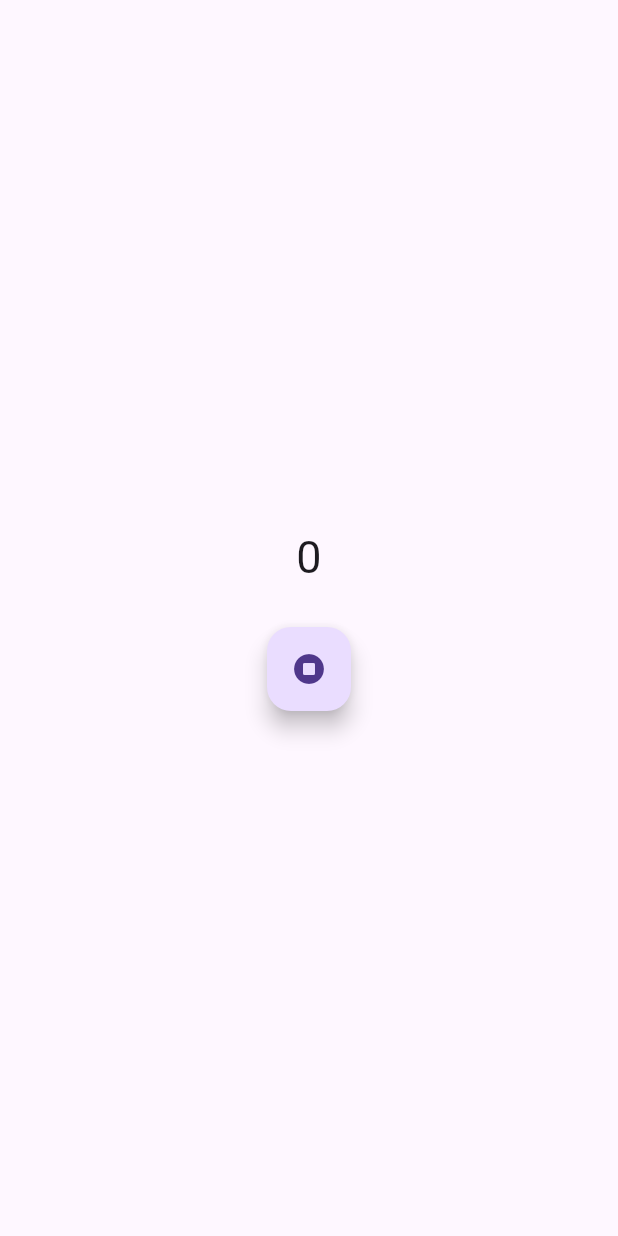
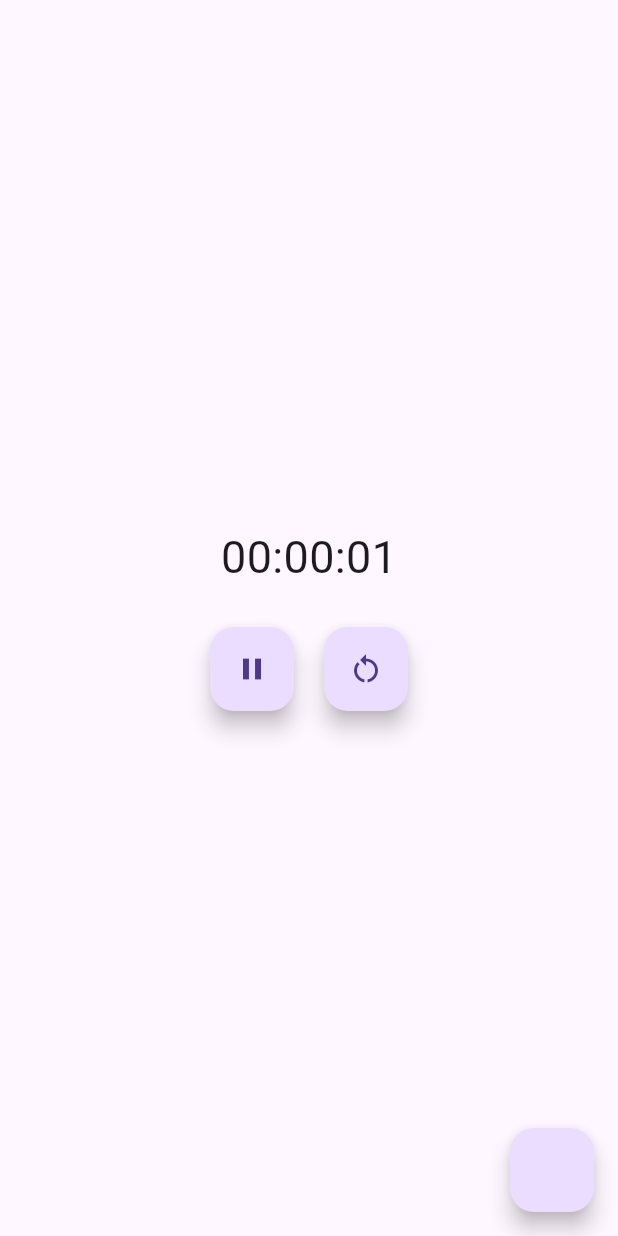
Before and after one commit to FacharaDarshit/bloc_web, a Flutter app: the Timer2View screen opened directly, after a tap on the "stop circle" icon, on a phone screen of 412 x 824 dp. Run offline on Flutter 3.47's test engine with Material 3 defaults, Android fonts, the phone set to English and light mode, and no system bars; our stand-ins replace bloc, equatable, flutter_bloc, sqflite; accounts and stored records are empty.

Commit message:
initial push

```diff
--- a/lib/home_screen.dart
+++ b/lib/home_screen.dart
@@ -85,7 +85,7 @@ class HomeScreen extends StatelessWidget {
                 Navigator.push(
                     context,
                     MaterialPageRoute(
-                      builder: (context) => Timer2Page(),
+                      builder: (context) => Timer2Page( ),
                     ));
               },
               child: Text(
--- a/lib/main.dart
+++ b/lib/main.dart
@@ -11,7 +11,7 @@ void main() {
   },);
   var t=SqlDataBaseBloc(tt: 5);
   t.stream.listen((event) {
-    print(">>>>>>>>>>>$event");
+    // print(">>>>>>>>>>>$event");
   },);
 
 
--- a/lib/timer/ticker.dart
+++ b/lib/timer/ticker.dart
@@ -5,7 +5,6 @@ class Ticker {
         .take(ticks);
   }
   Stream<int> tick_2({required int ticks}) {
-    return Stream.periodic(const Duration(seconds: 1), (x) => ticks + x)
-        .take(ticks);
+    return Stream.periodic(const Duration(seconds: 1), (x) =>  x+1);
   }
 }
--- a/lib/timer_2/bloc/timer_bloc.dart
+++ b/lib/timer_2/bloc/timer_bloc.dart
@@ -1,8 +1,7 @@
 import 'dart:async';
-import 'dart:ffi';
 
 import 'package:bloc/bloc.dart';
-import 'package:meta/meta.dart';
+import 'package:block_demo/timer/ticker.dart';
 
 part 'timer_event.dart';
 part 'timer_state.dart';
@@ -11,28 +10,47 @@ class TimerBloc extends Bloc<TimerEvent, TimerState> {
   TimerBloc() : super(TimerInitial(0)) {
     on<StartTheTimer>(_timerEvent);
     on<ResetTimer>(_resetTimer);
-  }
-  Stream<int> counterStream = Stream.periodic(Duration(seconds: 1), (count) => count);
-  StreamSubscription<int>? streamSubscription;
-
-   void _timerEvent(StartTheTimer event, Emitter<TimerState> emit) async{
-    //i have to start the timer
-     print("object");
-     await callingTheStream();
-
-     // yield "Stream.value(null)";
+    on<TimerStarted>(_timerStarted);
+    on<PauseTheTimer>(_timerPaused);
+    on<ResumeTheTimer>(_resumeTheTime);
 
   }
-  callingTheStream()async*{
-    print("object");
-    streamSubscription =  counterStream.listen((event) {
-      print(event);
-      // emit(RunningState(event));
+ Stream<int> counterStream = Stream.periodic(Duration(seconds: 1), (count) {
+   print("object$count From the main");
+   return count;
+ }).asBroadcastStream();
+  StreamSubscription<int>? streamSubscription;
+  StreamSubscription<int>? streamSubscription_2;
+  Ticker ticker=Ticker();
+
+  void _timerEvent(StartTheTimer event, Emitter<TimerState> emit) {
+    streamSubscription?.cancel();
+    streamSubscription_2?.cancel();
+     emit(RunningState(state.duration));
+    streamSubscription=ticker.tick_2(ticks: state.duration).listen((event) {
+      add(TimerStarted(event));
     },);
+     streamSubscription_2=counterStream.listen((event) {
+      },);
   }
   Future<void> _resetTimer(ResetTimer event, Emitter<TimerState> emit) async{
+    streamSubscription!.cancel();
+    streamSubscription_2!.cancel();
     emit(TimerInitial(0));
-
     // i have to pause the timer
   }
+  Future<void> _timerStarted(TimerStarted event, Emitter<TimerState> emit) async{
+    emit(RunningState(event.duration));
+  }
+  Future<void> _timerPaused(PauseTheTimer event, Emitter<TimerState> emit) async{
+    emit(TimerStatePaused(event.duration));
+    streamSubscription_2!.pause();
+    streamSubscription!.pause();
+  }
+  Future<void> _resumeTheTime(ResumeTheTimer event, Emitter<TimerState> emit) async{
+    emit(RunningState(event.duration));
+    streamSubscription!.resume();
+    streamSubscription_2!.resume();
 }
+
+}
--- a/lib/timer_2/bloc/timer_event.dart
+++ b/lib/timer_2/bloc/timer_event.dart
@@ -7,6 +7,15 @@ part of 'timer_bloc.dart';
 class StartTheTimer extends TimerEvent {
    StartTheTimer(super.duration);
 }
+class TimerStarted extends TimerEvent {
+   TimerStarted(super.duration);
+}
 class ResetTimer extends TimerEvent {
    ResetTimer(super.duration);
 }
+class PauseTheTimer extends TimerEvent{
+   PauseTheTimer(super.duration);
+}
+class ResumeTheTimer extends TimerEvent{
+  ResumeTheTimer(super.duration);
+}
--- a/lib/timer_2/screen/timer_2_page.dart
+++ b/lib/timer_2/screen/timer_2_page.dart
@@ -10,9 +10,7 @@ class Timer2Page extends StatelessWidget {
   Widget build(BuildContext context) {
     return BlocProvider(
         create:(context) => TimerBloc(),
-      child:Timer2View(
-        key: UniqueKey(),
-      ) ,
+      child:Timer2View() ,
     );
   }
 }
--- a/lib/timer_2/screen/timer_2_view.dart
+++ b/lib/timer_2/screen/timer_2_view.dart
@@ -1,22 +1,61 @@
+import 'dart:async';
+
 import 'package:flutter/material.dart';
 import 'package:flutter_bloc/flutter_bloc.dart';
 import '../bloc/timer_bloc.dart';
 
 class Timer2View extends StatelessWidget {
-  const Timer2View({super.key});
+     Timer2View({super.key});
+  Stream<int> counterStream = Stream.periodic(Duration(seconds: 1), (count) => count);
 
   @override
   Widget build(BuildContext context) {
     // Future.microtask(() => context.read<TimerBloc>().add(TimerStarted2(duration: 60)));
     return Scaffold(
+      floatingActionButton: FloatingActionButton(onPressed: () {
+        int a=100;
+        int b=60;
+        print(a%b);
+      },),
+
+      // floatingActionButton: FloatingActionButton(
+      //    heroTag: "oo",
+      //   onPressed: () {
+      //
+      //   // counterStream.listen((event) {
+      //   //   print(event);
+      //   // },);
+      //   // // counterStream.pause();
+      //     StreamSubscription? streamSubscription;
+      //     streamSubscription=counterStream.listen((event) async {
+      //      if(event==2){
+      //        // i want to stop the stream
+      //        streamSubscription!.pause();  // Stop the stream
+      //        print("Stream Paused ij");
+      //        await Future.delayed(Duration(seconds: 2),(){
+      //          streamSubscription!.resume();
+      //          print("Stream Resumed");
+      //        });
+      //
+      //      } print(event);
+      //   });
+      //   //
+      //   // streamSubscription.cancel();
+      //
+      // },),
         body: BlocBuilder<TimerBloc, TimerState>(
-      builder: (context, state) => Center(
+      builder: (context, state) {
+        final duration = context.select((TimerBloc bloc) => bloc.state.duration);
+        final sec = (duration % 60).floor().toString().padLeft(2, '0');
+        final min=( (duration/60)% 60).floor().toString().padLeft(2, '0');
+        final hours=( (duration/3600)% 60).floor().toString().padLeft(2, '0');
+        return Center(
           child: Column(
             mainAxisAlignment: MainAxisAlignment.center,
             spacing: 25,
             children: [
               Text(
-              state.duration.toString(),
+                "$hours:$min:$sec",
                 style: TextStyle(fontSize: 30),
               ),
               Row(
@@ -25,6 +64,7 @@ class Timer2View extends StatelessWidget {
                 children: [
                   if (state is TimerInitial) ...[
                     FloatingActionButton(
+                      heroTag: "ok",
                       onPressed: () {
                         context
                             .read<TimerBloc>()
@@ -36,8 +76,24 @@ class Timer2View extends StatelessWidget {
                   ] else if (state is RunningState) ...[
                     //timer is Running and have to show the stop button and the reste button
                     FloatingActionButton(
-                    onPressed: () {},
+                      onPressed: () {
+                        context.read<TimerBloc>().add(PauseTheTimer(state.duration));
+                      },
                       child: Icon(Icons.pause),
+                    ),
+                    FloatingActionButton(
+                      onPressed: () {
+                        context.read<TimerBloc>().add(ResetTimer(state.duration));
+                      },
+                      child: Icon(Icons.restart_alt_sharp),
+                    )
+                  ]else if(state is TimerStatePaused)...[
+                    FloatingActionButton(
+                      onPressed: () {
+                        //resume The Timer
+                        context.read<TimerBloc>().add(ResumeTheTimer(state.duration));
+                      },
+                      child: Icon(Icons.play_arrow),
                     ),
                     FloatingActionButton(
                       onPressed: () {
@@ -50,7 +106,8 @@ class Timer2View extends StatelessWidget {
               )
             ],
           ),
-      ),
+        );
+      }
     ));
   }
 }
```
Also changed, not shown: 30 other files. Lines whose indentation alone changed are shown as unchanged.
